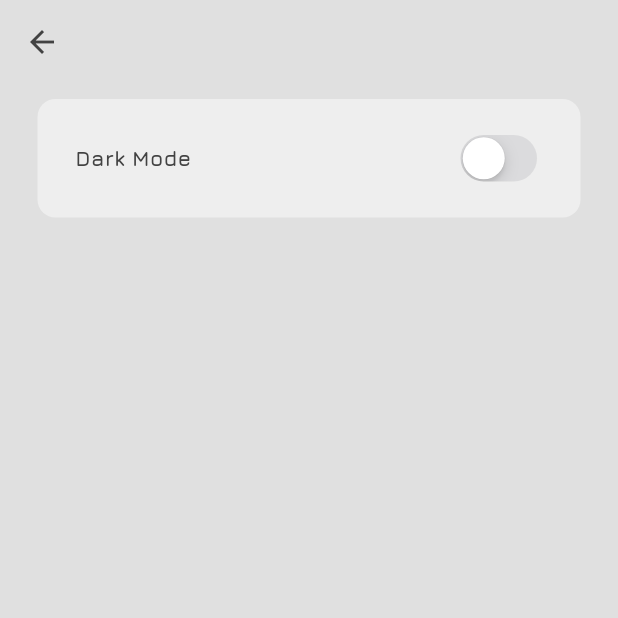
After one commit to Dinath01/Notes-app, a Flutter app: the SettingsScreen screen opened directly, on a phone screen of 412 x 824 dp, the top half of it. The commit adds this screen. Run offline on Flutter 3.47's test engine with Material 3 defaults, Android fonts, the phone set to English and light mode, and no system bars; our stand-ins replace isar; accounts and stored records are empty; generated files the repository leaves out were written again.

Commit message:
Implemented the Settings page with the Appearance mode switch

```diff
--- /dev/null
+++ b/lib/assets/settings_screen.dart
@@ -0,0 +1,40 @@
+import 'package:flutter/cupertino.dart';
+import 'package:flutter/material.dart';
+import 'package:notes/appearance/provider.dart';
+import 'package:provider/provider.dart';
+
+class SettingsScreen extends StatelessWidget {
+  const SettingsScreen({super.key});
+
+  @override
+  Widget build(BuildContext context) {
+    return Scaffold(
+        backgroundColor: Theme.of(context).colorScheme.background,
+        appBar: AppBar(
+          elevation: 0,
+          backgroundColor: Colors.transparent,
+          foregroundColor: Theme.of(context).colorScheme.inversePrimary,
+        ),
+        body: Container(
+          decoration: BoxDecoration(
+            color: Theme.of(context).colorScheme.primary,
+            borderRadius: BorderRadius.circular(12),
+          ),
+          padding: const EdgeInsets.symmetric(vertical:20, horizontal: 25),
+          margin: const EdgeInsets.only(left: 25, right: 25, top: 10),
+          child: Row(
+            mainAxisAlignment: MainAxisAlignment.spaceBetween,
+            children: [
+              Text(
+                "Dark Mode",
+                style: TextStyle(fontWeight: FontWeight.bold, fontFamily: 'Jura', color: Theme.of(context).colorScheme.inversePrimary),
+              ),
+              CupertinoSwitch(
+                  value: Provider.of<ThemeSet>(context, listen: false).isDarkMode,
+                  onChanged: (value) =>
+                      Provider.of<ThemeSet>(context, listen: false).toggleTheme())
+            ],
+          ),
+        ));
+  }
+}
--- a/lib/notes_screen.dart
+++ b/lib/notes_screen.dart
@@ -1,5 +1,6 @@
 import 'package:flutter/material.dart';
 import 'package:flutter/widgets.dart';
+import 'package:notes/assets/drawer.dart';
 import 'package:notes/assets/notes.dart';
 import 'package:notes/assets/notes_database.dart';
 import 'package:provider/provider.dart';
@@ -89,7 +90,7 @@ class _notesScreenState extends State<notesScreen> {
           onPressed: addNote,
           child: const Icon(Icons.add),
         ),
-        drawer: Drawer(),
+        drawer: SideDrawer(),
         body: Column(
           crossAxisAlignment: CrossAxisAlignment.start,
           children: [
```
Also changed, not shown: lib/assets/drawer.dart (+18 -10 lines).
